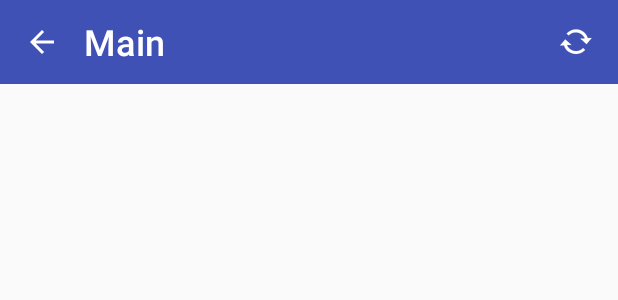
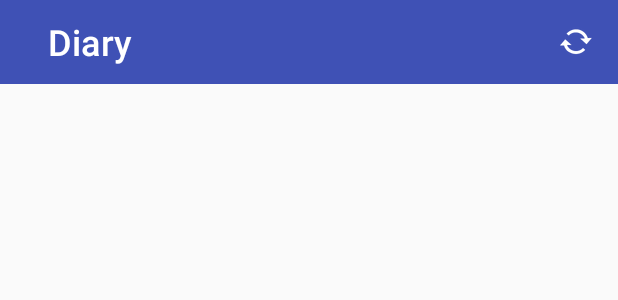
Before and after one commit to AlienCoffee/Pluses-Progress, an Android app: the layout frame_layout.xml on its own in the app's theme, with its tools: preview values and no code run, on a phone screen of 412 x 824 dp. Shown: the top 300 px of the screen. Run offline under Robolectric (Android 15) with nearby library versions, the phone set to English and light mode, and no system bars.

Commit message:
toolbar reworked & useless progress bar added

```diff
--- a/app/src/main/res/layout/frame_layout.xml
+++ b/app/src/main/res/layout/frame_layout.xml
@@ -1,20 +1,32 @@
 <?xml version="1.0" encoding="utf-8"?>
-<LinearLayout
-    xmlns:android="http://schemas.android.com/apk/res/android"
+<android.support.constraint.ConstraintLayout xmlns:android="http://schemas.android.com/apk/res/android"
+    xmlns:app="http://schemas.android.com/apk/res-auto"
     android:id="@+id/frame_layout"
     android:layout_width="match_parent"
     android:layout_height="match_parent"
     android:orientation="vertical">
 
     <include
-        android:id = "@+id/toolbar"
-        layout = "@layout/toolbar">
+        android:id="@+id/toolbar"
+        layout="@layout/toolbar">
     </include>
 
     <FrameLayout
         android:id="@+id/main_frame"
         android:layout_width="match_parent"
-        android:layout_height="match_parent">
-    </FrameLayout>
+        android:layout_height="0dp"
+        app:layout_constraintTop_toBottomOf="@+id/toolbar"></FrameLayout>
 
-</LinearLayout>
+    <ProgressBar xmlns:android="http://schemas.android.com/apk/res/android"
+        android:id="@+id/progress_bar"
+        android:layout_width="wrap_content"
+        android:layout_height="wrap_content"
+        android:layout_marginBottom="32dp"
+        android:layout_marginEnd="32dp"
+        android:layout_marginRight="32dp"
+        android:visibility="gone"
+        app:layout_constraintBottom_toBottomOf="parent"
+        app:layout_constraintEnd_toEndOf="parent">
+
+    </ProgressBar>
+</android.support.constraint.ConstraintLayout>
--- a/app/src/main/res/layout/toolbar.xml
+++ b/app/src/main/res/layout/toolbar.xml
@@ -6,6 +6,7 @@
     android:background="@color/colorPrimary"
     android:theme="@style/ThemeOverlay.AppCompat.Dark.ActionBar">
     <RelativeLayout
+        android:id="@+id/toolbar_layout"
         android:layout_width="match_parent"
         android:layout_height="48dp"
         android:layout_marginTop="4dp">
@@ -14,12 +15,12 @@
             android:id="@+id/toolbar_text"
             android:layout_width="wrap_content"
             android:layout_height="wrap_content"
+            android:layout_centerVertical="true"
             android:layout_marginLeft="16dp"
             android:layout_marginStart="16dp"
-            android:layout_centerVertical="true"
             android:layout_toEndOf="@+id/toolbar_back_button"
             android:layout_toRightOf="@+id/toolbar_back_button"
-            android:text="Main"
+            android:text="Diary"
             android:textAppearance="@style/TextAppearance.AppCompat.Body2"
             android:textSize="24sp" />
 
@@ -30,6 +31,7 @@
             android:layout_alignParentLeft="true"
             android:layout_alignParentStart="true"
             android:layout_centerVertical="true"
+            android:visibility="gone"
             app:srcCompat="?attr/actionModeCloseDrawable" />
 
         <android.support.v7.widget.AppCompatImageView
```
Also changed, not shown: app/src/main/java/ru/shemplo/pluses/layout/DiaryMainActivity.java (+15 -64 lines), app/src/main/java/ru/shemplo/pluses/layout/ToolbarManager.java (added, +100 -0 lines).
